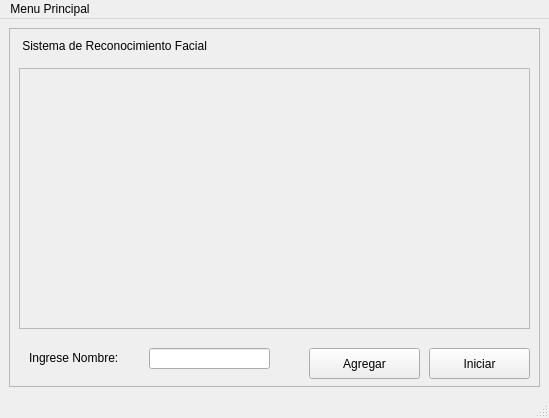
Old version of the form view/mainwindow.ui in the repository maximilianoPizarro/reconocimiento-facial.
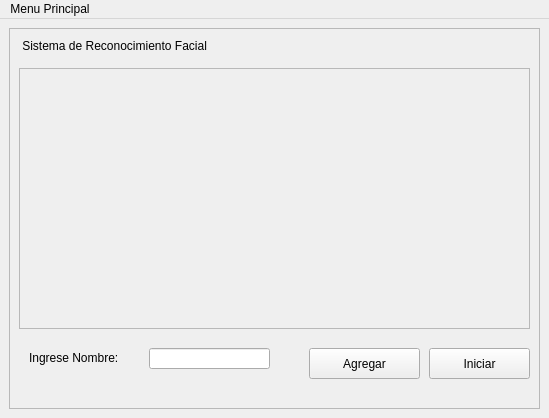
New version of the form. Icons and pictures are not drawn.

What changed in the file:
```diff
--- a/view/mainwindow.ui
+++ b/view/mainwindow.ui
@@ -137,7 +137,6 @@
    </widget>
    <addaction name="menuHunla"/>
   </widget>
-  <widget class="QStatusBar" name="statusbar"/>
   <action name="actionInciar_Busqueda">
    <property name="text">
     <string>Inciar Busqueda</string>
```
Left out of the diff: 22 changed lines with no effect on the pictures.
